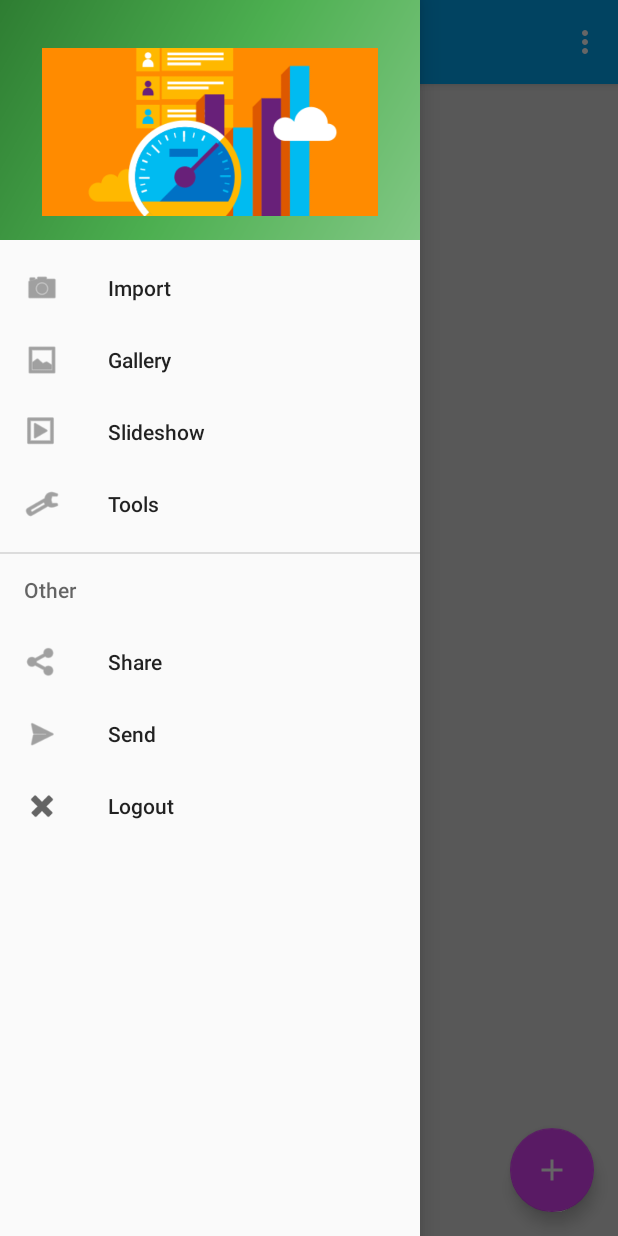
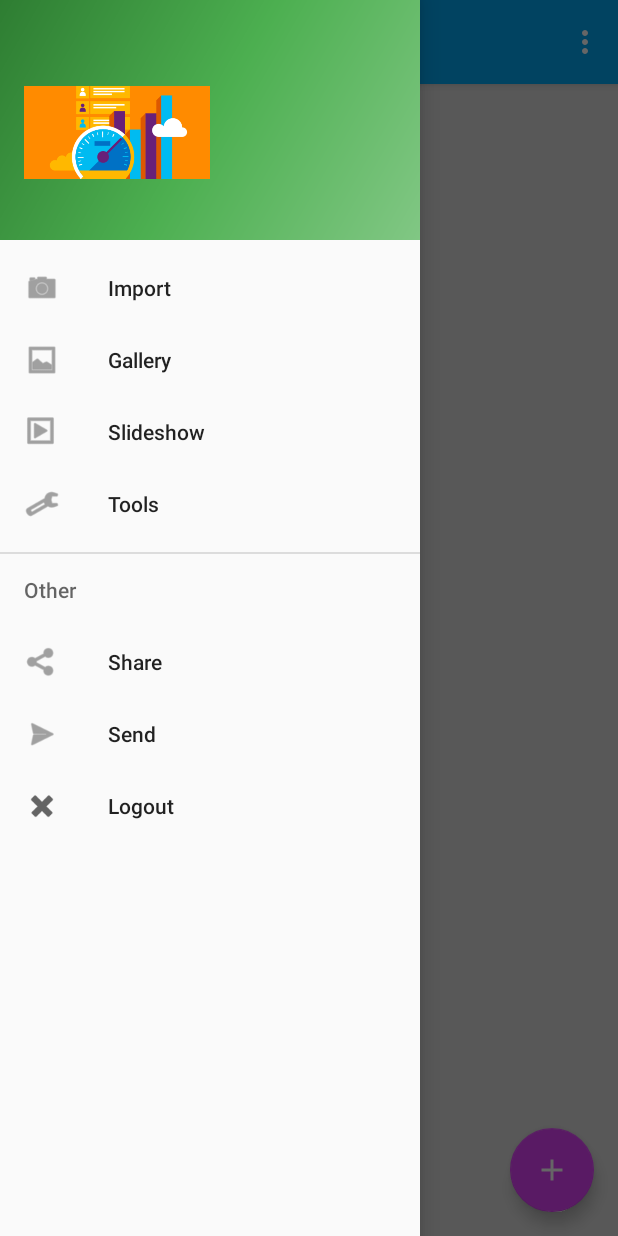
Before and after one commit to fruitbraker/Draw-It-v2, an Android app: the DashboardActivity screen opened directly, with no data from a screen before it, with the side drawer open, on a phone screen of 412 x 824 dp. Run offline under Robolectric (Android 15) with nearby library versions, the phone set to English and light mode, and no system bars; our stand-ins replace Volley; libraries missing offline, so code that uses them is left out: com.cloudmine.api, com.facebook; 4 statements that could not run were skipped.

Commit message:
The Navigation Drawer will display the user's profile picture.
This will only work if the user decides to login through Facebook.

```diff
--- a/app/src/main/java/com/pericstudio/drawit/activities/DashboardActivity.java
+++ b/app/src/main/java/com/pericstudio/drawit/activities/DashboardActivity.java
@@ -4,6 +4,9 @@ import android.app.Dialog;
 import android.content.Context;
 import android.content.Intent;
 import android.content.SharedPreferences;
+import android.graphics.Bitmap;
+import android.graphics.BitmapFactory;
+import android.os.AsyncTask;
 import android.os.Bundle;
 import android.support.design.widget.FloatingActionButton;
 import android.support.design.widget.NavigationView;
@@ -15,6 +18,7 @@ import android.support.v7.app.AppCompatActivity;
 import android.support.v7.widget.LinearLayoutManager;
 import android.support.v7.widget.RecyclerView;
 import android.support.v7.widget.Toolbar;
+import android.util.Log;
 import android.view.Menu;
 import android.view.MenuItem;
 import android.view.View;
@@ -44,6 +48,7 @@ import com.pericstudio.drawit.utils.T;
 import org.json.JSONException;
 import org.json.JSONObject;
 
+import java.io.InputStream;
 import java.util.ArrayList;
 import java.util.List;
 
@@ -71,7 +76,7 @@ public class DashboardActivity extends AppCompatActivity
         setContentView(R.layout.activity_dashboard);
         ivProfilePic = (ImageView) findViewById(R.id.fb_profile_pic);
         init();
-        setProfilePic();
+        setNavigationHeaderInfo();
     }
 
     private void init() {
@@ -154,7 +159,7 @@ public class DashboardActivity extends AppCompatActivity
                                             });
 
                                 } else
-                                    Toast.makeText(DashboardActivity.this, "Fatal error occurred. Logout and login again", Toast.LENGTH_LONG);
+                                    T.showLong(DashboardActivity.this, "Fatal error occurred. Logout and login again");
                             }
                         });
                     }
@@ -196,7 +201,7 @@ public class DashboardActivity extends AppCompatActivity
                                 }
                             });
                         } else {
-                            List<CMObject> dummyData = new ArrayList<CMObject>();
+                            List<CMObject> dummyData = new ArrayList<>();
                             mRecycleAdapter = new RecyclerViewAdapter(getApplicationContext(), dummyData);
                             mRecyclerView.setAdapter(mRecycleAdapter);
                             mRecyclerView.setLayoutManager(new LinearLayoutManager(getApplicationContext()));
@@ -211,17 +216,23 @@ public class DashboardActivity extends AppCompatActivity
 
     }
 
-    private void setProfilePic() {
+    private void setNavigationHeaderInfo() {
         GraphRequest request = GraphRequest.newMeRequest(
                 AccessToken.getCurrentAccessToken(),
                 new GraphRequest.GraphJSONObjectCallback() {
                     @Override
                     public void onCompleted(JSONObject object, GraphResponse response) {
                         try {
-                            JSONObject picture = object.getJSONObject("picture");
-                            JSONObject baseData = picture.getJSONObject("data");
-                            final String PICTURE_URL = baseData.getString("url");
+//                            JSONObject picture = object.getJSONObject("picture");
+//                            JSONObject baseData = picture.getJSONObject("data");
+//                            final String PICTURE_URL = baseData.getString("url");
+                            String PICTURE_URL = "https://graph.facebook.com/"+object.getString("id")+"/picture?height=500000";
                             T.showLong(getApplicationContext(), PICTURE_URL);
+
+                            new DownloadImageTask((ImageView) findViewById(R.id.fb_profile_pic))
+                                    .execute(PICTURE_URL);
+
+
                         } catch (JSONException e) {
                             e.printStackTrace();
                         }
@@ -305,7 +316,7 @@ public class DashboardActivity extends AppCompatActivity
                 request.executeAsync();
                 break;
             case R.id.nav_gallery:
-                setProfilePic();
+                setNavigationHeaderInfo();
                 break;
             default:
                 T.showLong(getApplicationContext(), "Something bugged out. Submit a bug report at pericappstudio@gmail.com");
@@ -335,4 +346,33 @@ public class DashboardActivity extends AppCompatActivity
         populateDashboard();
     }
 
+    private class DownloadImageTask extends AsyncTask<String, Void, Bitmap> {
+        ImageView bmImage;
+
+        public DownloadImageTask(ImageView bmImage) {
+            this.bmImage = bmImage;
+        }
+
+        protected Bitmap doInBackground(String... urls) {
+            String urldisplay = urls[0];
+            Bitmap mIcon11 = null;
+            try {
+                InputStream in = new java.net.URL(urldisplay).openStream();
+                mIcon11 = BitmapFactory.decodeStream(in);
+            } catch (Exception e) {
+                Log.e("Error", e.getMessage());
+                e.printStackTrace();
+            }
+            return mIcon11;
+        }
+
+        protected void onPostExecute(Bitmap result) {
+//            float aspectRatio = result.getWidth() /
+//                    (float) result.getHeight();
+//            int width = 320;
+//            int height = Math.round(width / aspectRatio);
+            bmImage.setImageBitmap(result);
+        }
+    }
+
 }
--- a/app/src/main/res/layout/activity_splash.xml
+++ b/app/src/main/res/layout/activity_splash.xml
@@ -8,6 +8,7 @@
         android:layout_height="wrap_content"
         android:textAppearance="?android:attr/textAppearanceLarge"
         android:text="One second splash"
+        android:textColor="#000"
         android:id="@+id/textView3"
         android:layout_gravity="center_horizontal"
         android:layout_centerVertical="true"
--- a/app/src/main/res/layout/nav_header_dashboard.xml
+++ b/app/src/main/res/layout/nav_header_dashboard.xml
@@ -3,32 +3,37 @@
     android:layout_width="match_parent"
     android:layout_height="@dimen/nav_header_height"
     android:background="@drawable/side_nav_bar"
-    android:gravity="bottom"
-    android:orientation="vertical"
+    android:gravity="center"
+    android:orientation="horizontal"
     android:paddingBottom="@dimen/activity_vertical_margin"
     android:paddingLeft="@dimen/activity_horizontal_margin"
     android:paddingRight="@dimen/activity_horizontal_margin"
     android:paddingTop="@dimen/activity_vertical_margin"
     android:theme="@style/ThemeOverlay.AppCompat.Dark">
 
-    <ImageView
-        android:id="@+id/fb_profile_pic"
-        android:layout_width="wrap_content"
-        android:layout_height="wrap_content"
-        android:paddingTop="@dimen/nav_header_vertical_spacing"
-        android:src="@drawable/ic_abstract" />
 
-    <TextView
-        android:layout_width="match_parent"
-        android:layout_height="wrap_content"
-        android:paddingTop="@dimen/nav_header_vertical_spacing"
-        android:text="Android Studio"
-        android:textAppearance="@style/TextAppearance.AppCompat.Body1" />
+    <RelativeLayout
+        android:layout_width="0dp"
+        android:layout_height="match_parent"
+        android:layout_weight="0.5"
+        android:layout_centerVertical="true"
+        android:layout_centerHorizontal="true">
 
-    <TextView
-        android:id="@+id/textView"
-        android:layout_width="wrap_content"
-        android:layout_height="wrap_content"
-        android:text="android.studio@android.com" />
+
+        <ImageView
+            android:paddingTop="16dp"
+            android:layout_width="match_parent"
+            android:layout_height="match_parent"
+            android:src="@drawable/ic_abstract"
+            android:id="@+id/fb_profile_pic" />
+
+    </RelativeLayout>
+
+    <RelativeLayout
+        android:layout_width="0dp"
+        android:layout_height="match_parent"
+        android:layout_weight="0.5">
+
+    </RelativeLayout>
 
 </LinearLayout>
```
Also changed, not shown: app/src/main/java/com/pericstudio/drawit/activities/SplashActivity.java (+13 -6 lines), app/src/main/java/com/pericstudio/drawit/objects/PictureDummy.java (added, +27 -0 lines).
